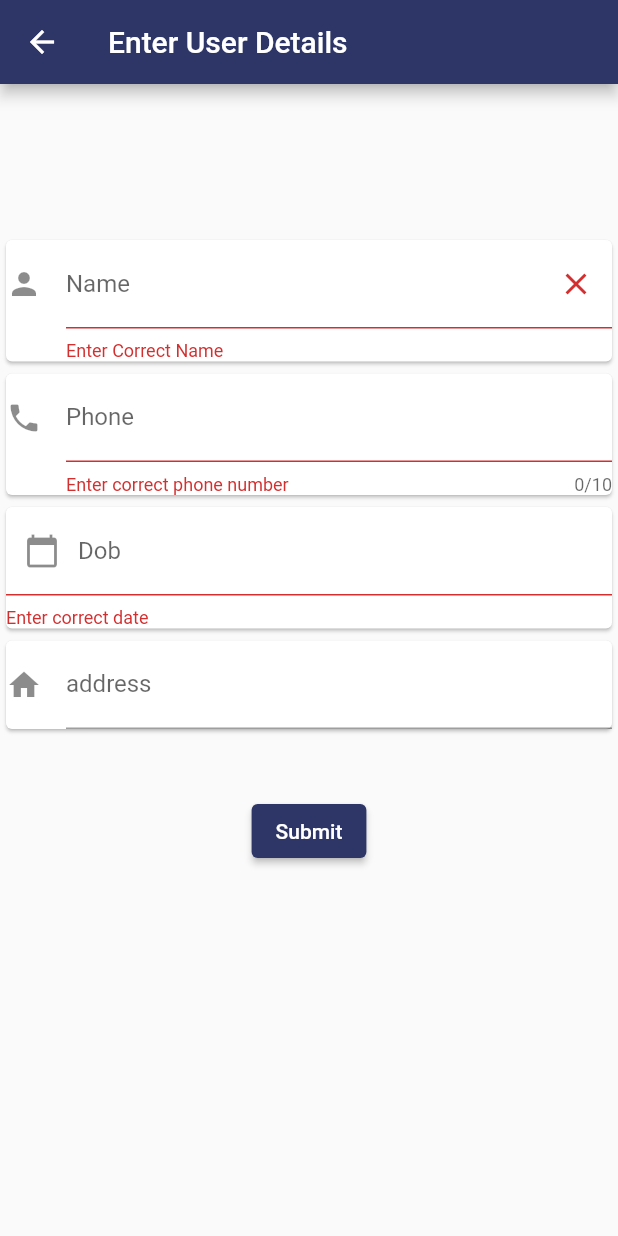
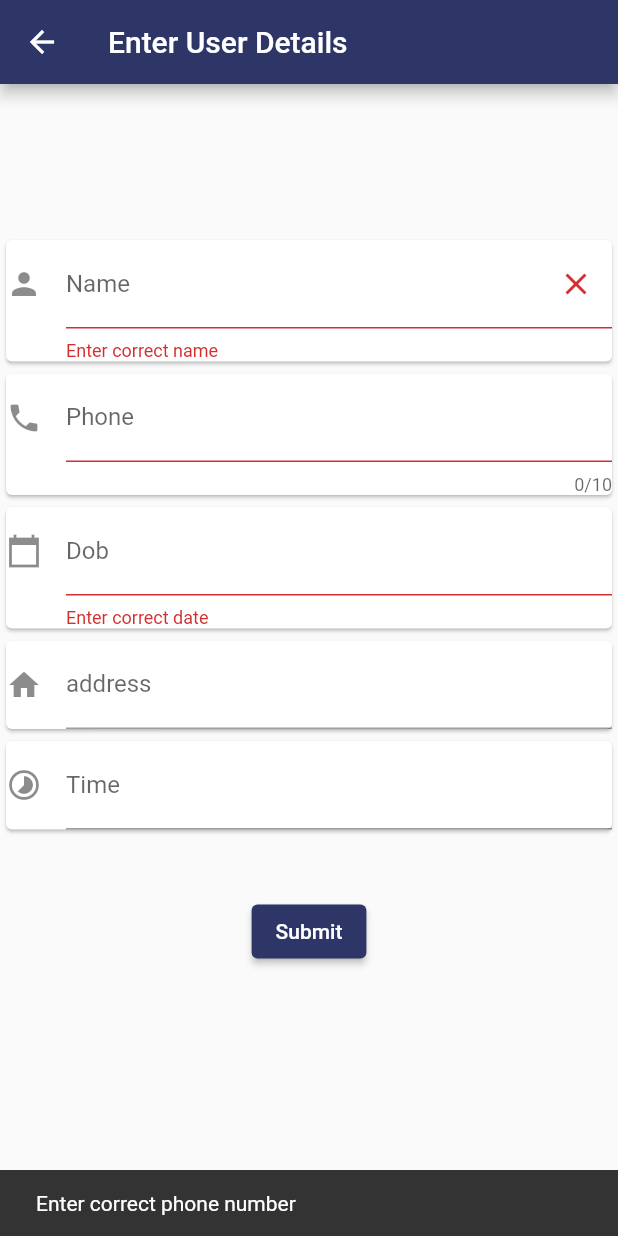
Before and after one commit to BurramsettySushmaSri/AstraGen, a Flutter app: the MyCustomForm screen opened directly, after a tap on "Submit", on a phone screen of 412 x 824 dp. Run offline on Flutter 3.47's test engine with Material 2 defaults, Android fonts, the phone set to English and light mode, and no system bars.

Commit message:
time picker & snackbar

```diff
--- a/lib/components/form_page.dart
+++ b/lib/components/form_page.dart
@@ -8,7 +8,7 @@ import 'package:navigation/util/constants.dart';
 
 // Create a Form widget.
 class MyCustomForm extends StatefulWidget {
-  final WelcomePage? recievedata;
+  final UserData? recievedata;
   const MyCustomForm({Key? key, this.recievedata}) : super(key: key);
 
   @override
@@ -22,10 +22,14 @@ class MyCustomFormState extends State<MyCustomForm> {
   // Create a global key that uniquely identifies the Form widget
   // and allows validation of the form.
   final _formKey = GlobalKey<FormState>();
+  final scaffoldKey=GlobalKey<ScaffoldState>();
+
   TextEditingController _name = TextEditingController();
   TextEditingController _dob = TextEditingController();
   TextEditingController _phone = TextEditingController();
   TextEditingController _add = TextEditingController();
+  TextEditingController _time = TextEditingController();
+
 
   @override
   void initState() {
@@ -34,6 +38,7 @@ class MyCustomFormState extends State<MyCustomForm> {
       _dob = TextEditingController(text: widget.recievedata?.dob);
       _phone = TextEditingController(text: widget.recievedata?.phone);
       _add = TextEditingController(text: widget.recievedata?.add);
+      _time=TextEditingController(text: widget.recievedata?.time);
     }
     super.initState();
   }
@@ -41,6 +46,7 @@ class MyCustomFormState extends State<MyCustomForm> {
   @override
   Widget build(BuildContext context) {
     return Scaffold(
+      key: scaffoldKey,
         appBar: AppBar(
           title: const Text('Enter User Details'),
           backgroundColor: Color.fromARGB(255, 45, 54, 102),
@@ -48,9 +54,10 @@ class MyCustomFormState extends State<MyCustomForm> {
         body: SingleChildScrollView(
             child: Form(
                 key: _formKey,
+
                 child: Column(
                   children: <Widget>[
-                    SizedBox(
+                    const SizedBox(
                       height: constants.sizeboxheight,
                     ),
                     (MediaQuery.of(context).size.width < 600)
@@ -59,6 +66,7 @@ class MyCustomFormState extends State<MyCustomForm> {
                             phoneCard(context),
                             dobCard(context),
                             addCard(context),
+                            timeCard(context),
                           ])
                         : Column(children: [
                             Row(
@@ -72,7 +80,13 @@ class MyCustomFormState extends State<MyCustomForm> {
                                 children: [
                                   dobCard(context),
                                   addCard(context),
-                                ])
+                                ]),
+                                Row(
+                                mainAxisAlignment: MainAxisAlignment.center,
+                                children: [
+                                  timeCard(context),
+
+                                ]),
                           ]),
                     Column(
                       mainAxisAlignment: MainAxisAlignment.center,
@@ -86,12 +100,19 @@ class MyCustomFormState extends State<MyCustomForm> {
                               if (_formKey.currentState!.validate()) {
                                 Navigator.pop(
                                     context,
-                                    WelcomePage(
+                                    UserData(
                                         name: _name.text,
                                         phone: _phone.text,
                                         dob: _dob.text,
-                                        add: _add.text));
+                                        add: _add.text,time:_time.text));
                               }
+                              // else {
+                              //           ScaffoldMessenger.of(context)
+                              //               .showSnackBar(SnackBar(
+                              //             content: Text('error'),
+                              //             backgroundColor: Colors.red,
+                              //           ));
+                              //         }
 
                               _formKey.currentState!.save();
                             },
@@ -115,9 +136,11 @@ class MyCustomFormState extends State<MyCustomForm> {
         width: widthc(context),
         child: TextFormField(
           controller: _name,
+          autovalidateMode:AutovalidateMode.onUserInteraction ,
           decoration: InputDecoration(
               hintText: 'Enter your name',
               labelText: 'Name',
+
               icon: const Icon(Icons.person),
               suffixIcon: IconButton(
                 onPressed: _name.clear,
@@ -125,7 +148,8 @@ class MyCustomFormState extends State<MyCustomForm> {
               )),
           validator: (value) {
             if (value!.isEmpty || !RegExp(r'^[a-z A-Z]+$').hasMatch(value)) {
-              return "Enter Correct Name";
+               return "Enter correct name ";
+
             } else if (value.length < constants.namelen) {
               //allow upper and lower case alphabets and space
               return "Enter atleast three alphabets.";
@@ -144,6 +168,7 @@ class MyCustomFormState extends State<MyCustomForm> {
         width: widthc(context),
         child: TextFormField(
           controller: _phone,
+          autovalidateMode:AutovalidateMode.disabled,
           decoration: const InputDecoration(
             icon: Icon(Icons.phone),
             hintText: 'Enter a phone number',
@@ -156,10 +181,11 @@ class MyCustomFormState extends State<MyCustomForm> {
           ],
           validator: (value) {
             if (value!.isEmpty || value.length != 10) {
-              return 'Enter correct phone number';
-            } else {
-              return null;
-            }
+              Future.delayed(Duration.zero,(){
+              ScaffoldMessenger.of(context).showSnackBar(SnackBar(content:Text("Enter correct phone number"))).closed
+            .then((reason){});
+            }); return '';}
+            return null;
           },
         ),
       ),
@@ -172,24 +198,30 @@ class MyCustomFormState extends State<MyCustomForm> {
         width: widthc(context),
         child: TextFormField(
           controller: _dob,
-          decoration: InputDecoration(
+          autovalidateMode:AutovalidateMode.onUserInteraction,
+          decoration: const InputDecoration(
               hintText: 'Enter your date of birth',
               labelText: 'Dob',
-              prefixIcon: IconButton(
-                  onPressed: () async {
-                    DateTime? pickedDate = await showDatePicker(
+              icon:Icon(Icons.calendar_today_sharp))
+              ,
+                  onTap: () async {
+                   DateTime? pickedDate = DateTime(1900);
+                   FocusScope.of(context).requestFocus(new FocusNode());
+                    pickedDate = await showDatePicker(
                         context: context,
                         initialDate: DateTime.now(),
                         firstDate: DateTime(1900),
                         lastDate: DateTime(2050));
+
                     if (pickedDate != null) {
                       DateTime formattedDate = pickedDate;
 
                       _dob.text =
                           "${formattedDate.day}-${formattedDate.month}-${formattedDate.year}";
                     }
+
                   },
-                  icon: const Icon(Icons.calendar_today))),
+
           validator: (value) {
             if (value!.isEmpty ||
                 (!RegExp(r'^[1-9]|2[1-9][-]([1-9]|1[12])[-]\d{4}')
@@ -204,6 +236,41 @@ class MyCustomFormState extends State<MyCustomForm> {
       ),
     );
   }
+  Widget timeCard(BuildContext context) {
+    return Card(
+      child: SizedBox(
+        width: widthc(context),
+        child: TextFormField(
+          controller: _time,
+          autovalidateMode:AutovalidateMode.onUserInteraction,
+          decoration: const InputDecoration(
+              hintText: 'Choose Time',
+              labelText: 'Time',
+              icon:Icon(Icons.timelapse_rounded)),
+
+                  onTap: () async {
+                   FocusScope.of(context).requestFocus(new FocusNode());
+                    final TimeOfDay? timeOfDay = await showTimePicker(
+        context: context,
+        initialTime:TimeOfDay.now(),
+        initialEntryMode: TimePickerEntryMode.dial,
+      );
+      TimeOfDay selectedTime = TimeOfDay.now();
+
+                    if(timeOfDay != null && timeOfDay != selectedTime)
+        {
+
+
+            selectedTime = timeOfDay;
+            _time.text=("${selectedTime.hour}:${selectedTime.minute}");
+
+        }
+                  }
+        )
+      )
+
+    );
+  }
 
   Widget addCard(BuildContext context) {
     return Card(
@@ -211,6 +278,7 @@ class MyCustomFormState extends State<MyCustomForm> {
       width: widthc(context),
       child: TextFormField(
         controller: _add,
+        autovalidateMode:AutovalidateMode.onUserInteraction ,
         decoration: const InputDecoration(
           icon: Icon(Icons.home),
           hintText: 'Enter your address',
@@ -230,4 +298,7 @@ class MyCustomFormState extends State<MyCustomForm> {
       return width;
     }
   }
+
+
+
 }
--- a/lib/components/model.dart
+++ b/lib/components/model.dart
@@ -1,7 +1,6 @@
 import 'package:flutter/material.dart';
 
-class WelcomePage {
-  String name, dob, phone, add;
-  WelcomePage({required this.name, required this.phone, required this.dob, required this.add});
-
+class UserData {
+  String name, dob, phone, add, time;
+  UserData({required this.name, required this.phone, required this.dob, required this.add, required this.time});
 }
```
Also changed, not shown: lib/components/second_page.dart (+28 -21 lines), 2 other files.
